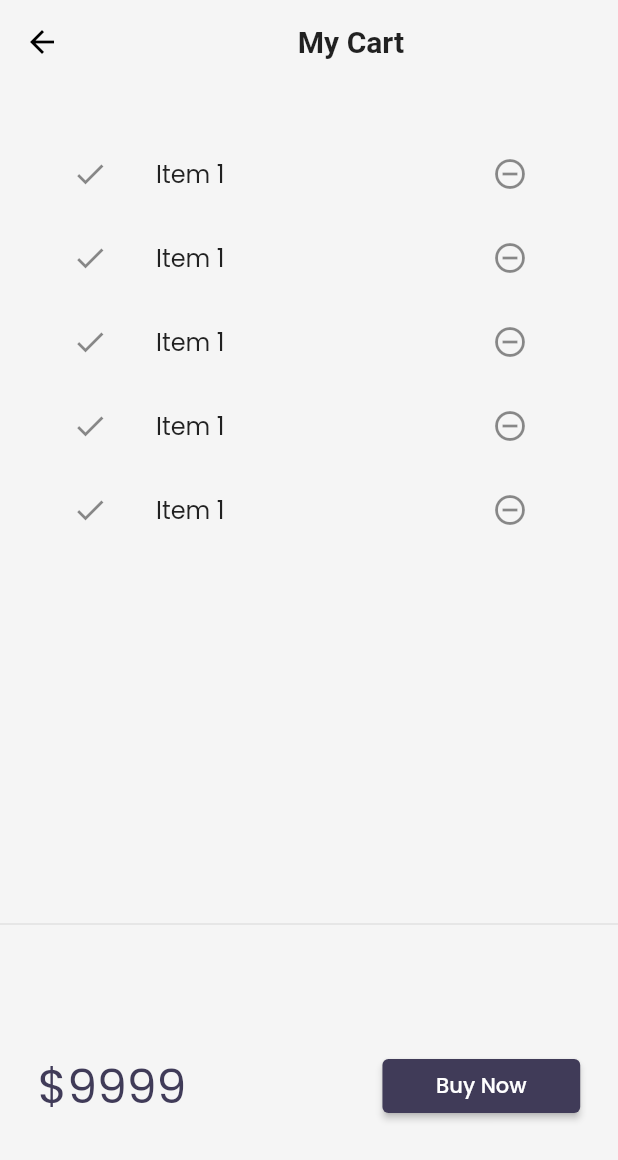
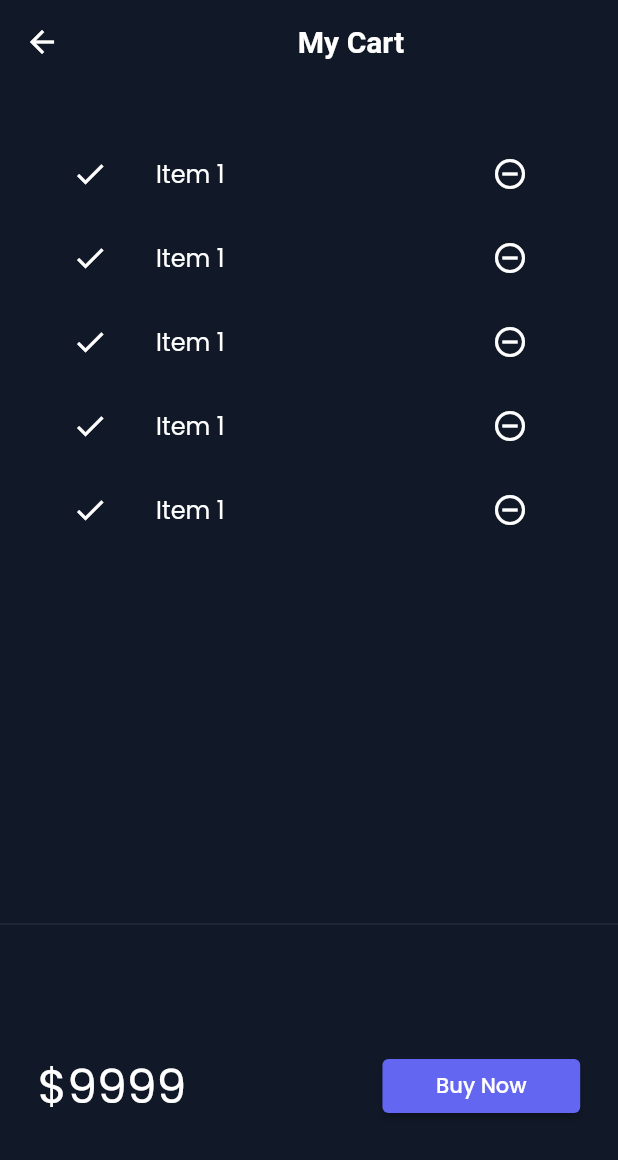
Before and after one commit to mohosin513025/Project01, a Flutter app: the screen it shows after launch, after a tap on an icon or button, on a phone screen of 412 x 824 dp. Shown: the top 1160 px of the screen. Run offline on Flutter 3.47's test engine with Material 2 defaults, Android fonts, the phone set to English and light mode, and no system bars; our stand-ins replace google_fonts, velocity_x; network calls fail.

Commit message:
day 23 completed

```diff
--- a/lib/main.dart
+++ b/lib/main.dart
@@ -16,7 +16,7 @@ class MyApp extends StatelessWidget {
   Widget build(BuildContext context) {
     return MaterialApp(
       debugShowCheckedModeBanner: false,
-      themeMode: ThemeMode.light,
+      themeMode: ThemeMode.dark,
       theme: MyTheme.lightTheme(context),
       darkTheme: MyTheme.darkTheme(context),
       initialRoute: MyRoutes.homeRoute,
--- a/lib/models/catalog.dart
+++ b/lib/models/catalog.dart
@@ -15,11 +15,11 @@ class CatalogModel {
   // ];
 
   //get item by id
-  static Item getById(int id) =>
+  Item getById(int id) =>
       items.firstWhere((element) => element.id == id, orElse: null);
 
   //get item by position
-  static Item getByPositin(int pos) => items[pos];
+  Item getByPositin(int pos) => items[pos];
 }
 
 class Item {
--- a/lib/pages/cart_page.dart
+++ b/lib/pages/cart_page.dart
@@ -37,7 +37,11 @@ class _CartTotal extends StatelessWidget {
           "\$9999".text.xl4.color(context.theme.accentColor).make(),
           30.widthBox,
           ElevatedButton(
-                  onPressed: () {},
+                  onPressed: () {
+                    ScaffoldMessenger.of(context).showSnackBar(SnackBar(
+                      content: "Buying not supported yet".text.make(),
+                    ));
+                  },
                   style: ButtonStyle(
                       backgroundColor:
                           MaterialStateProperty.all(context.theme.buttonColor)),
--- a/lib/widgets/home_widgets/catalog_list.dart
+++ b/lib/widgets/home_widgets/catalog_list.dart
@@ -13,8 +13,8 @@ class Project01List extends StatelessWidget {
       shrinkWrap: true,
       itemCount: CatalogModel.items.length,
       itemBuilder: (context, index) {
-        // final catalog = CatalogModel.items[index];
-        final catalog = CatalogModel.getByPositin(index);
+        final catalog = CatalogModel.items[index];
+        // final catalog = CatalogModel.getByPositin(index);
         return InkWell(
             onTap: () => Navigator.push(
                   context,
```
Also changed, not shown: lib/models/cart.dart (added, +33 -0 lines).
